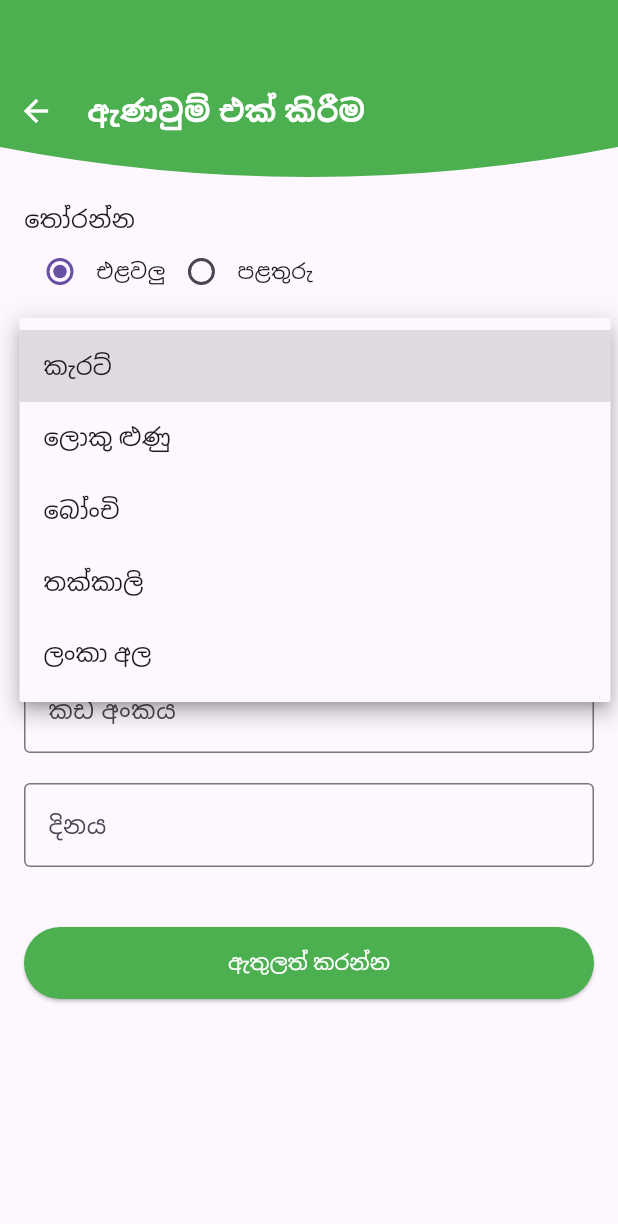
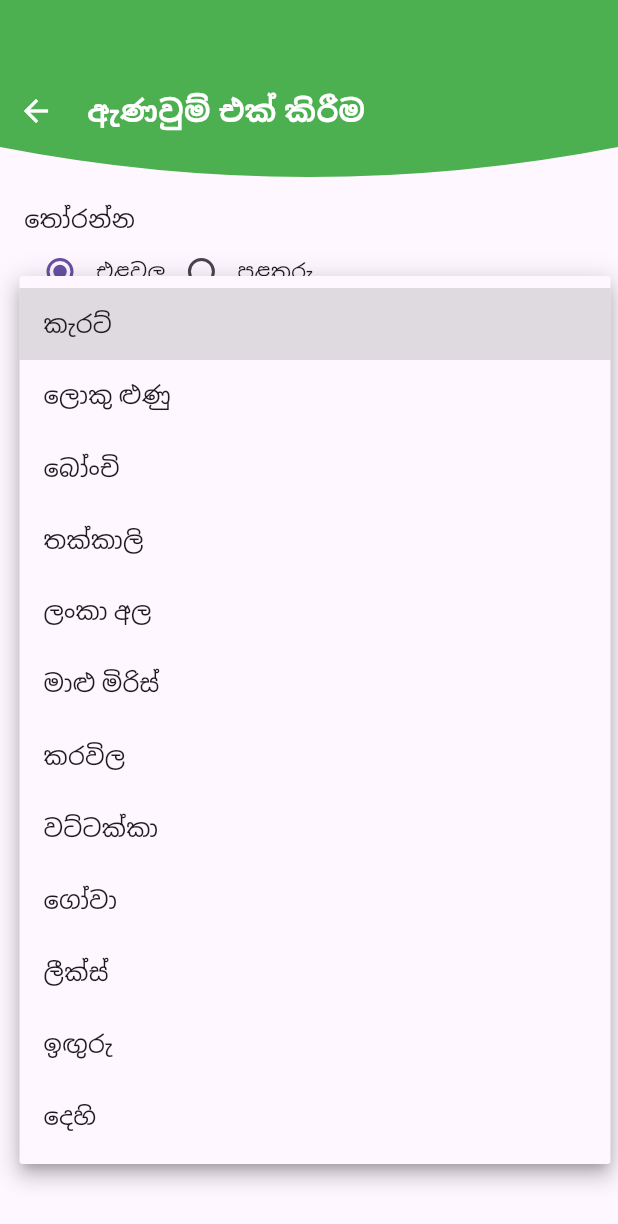
Before and after one commit to rudill/Mobile-app-for-Dambulla-Economic-Center, a Flutter app: the ProductSubmitionForm screen opened directly, after a tap on "කැරට්", on a phone screen of 412 x 824 dp. Shown: the top 1224 px of the screen. Run offline on Flutter 3.47's test engine with Material 3 defaults, Android fonts, the phone set to English and light mode, and no system bars; our stand-ins replace cloud_firestore, firebase_auth, firebase_core, hive_ce; accounts and stored records are empty.

Commit message:
create dropdown menu with predefine items

```diff
--- /dev/null
+++ b/lib/Models/productDetails.dart
@@ -0,0 +1,6 @@
+
+final List<String> vegItems = ['කැරට්', 'ලොකු ළුණු', 'බෝංචි', 'තක්කාලි', 'ලංකා අල','මාළු මිරිස්','කරවිල',
+  'වට්ටක්කා','ගෝවා','ලීක්ස්','ඉඟුරු','දෙහි'];
+
+final List<String> fruitItems = ['ගස්ලබු', 'ඇඹුල් කෙසෙල්', 'කොමඩු', 'දිවුල්', 'පැණි දොඩම්','අලිගැට පේර','පේර',
+  'නෙල්ලි','අන්නාසි','අඹ'];
--- a/lib/Pages/Seller/ProductSubmitionForm.dart
+++ b/lib/Pages/Seller/ProductSubmitionForm.dart
@@ -1,4 +1,8 @@
+
 import 'package:flutter/material.dart';
+import 'package:intl/intl.dart';
+
+import '../../Models/productDetails.dart';
 
 class ProductSubmitionForm extends StatefulWidget {
   @override
@@ -8,16 +12,18 @@ class ProductSubmitionForm extends StatefulWidget {
 class _ProductSubmitionFormState extends State<ProductSubmitionForm> {
   String selectedOption = 'veg';
   String selectedItem= 'කැරට්';
-
+  String SellerID='pZ7z0kWAlXn8AoctF73q';
 
   final TextEditingController quantityController = TextEditingController();
   final TextEditingController priceController = TextEditingController();
-  final TextEditingController inputController = TextEditingController();
-  final TextEditingController dateController = TextEditingController();
+  final TextEditingController shopNoController = TextEditingController();
+  late  TextEditingController dateController = TextEditingController();
 
-  final List<String> vegItems = ['කැරට්', 'ලොකු ළුණු', 'බෝංචි', 'තක්කාලි', 'ලංකා අල'];
-  final List<String> fruitItems = ['Banana', 'Papaya', 'Mango', 'Apple', 'Grapes'];
 
+  void initState() {
+    super.initState();
+    dateController = TextEditingController(text:DateFormat('yyyy-MM-dd').format(DateTime.now()) );
+  }
 
   @override
   Widget build(BuildContext context) {
@@ -125,7 +131,7 @@ class _ProductSubmitionFormState extends State<ProductSubmitionForm> {
                   SizedBox(height: 20),
                   _buildTextField("මිල", priceController, prefixText: "රු."),
                   SizedBox(height: 20),
-                  _buildTextField("කඩ අංකය", inputController),
+                  _buildTextField("කඩ අංකය", shopNoController),
                   SizedBox(height: 20),
                   _buildTextField("දිනය", dateController, hintText: "YYYY-MM-DD"),
                   SizedBox(height: 40),
```
